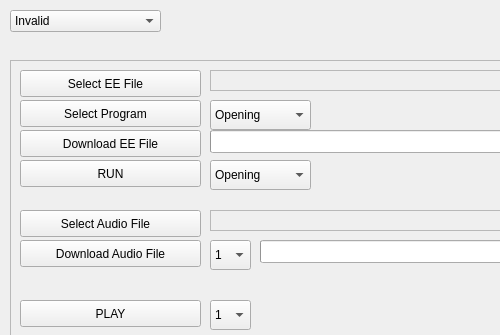
shinymetal6/A_os_Nevol_Presso_2025.01, file Qt/Nevol_DwTool/nevol_dwtool.ui: the form before one commit; both pictures show x 0 to 500 and y 0 to 335 of the 854 by 600 pixel window.
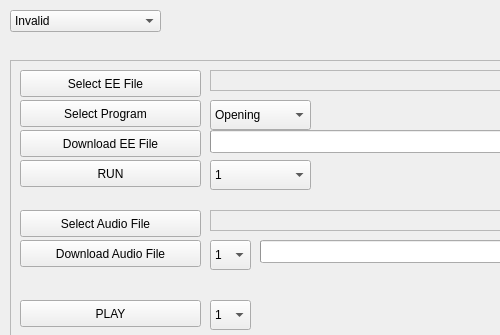
The form after the commit. Icons and pictures are not drawn.

Patch:
```diff
--- a/Qt/Nevol_DwTool/nevol_dwtool.ui
+++ b/Qt/Nevol_DwTool/nevol_dwtool.ui
@@ -145,11 +145,6 @@
        <height>30</height>
       </rect>
      </property>
-     <item>
-      <property name="text">
-       <string>Opening</string>
-      </property>
-     </item>
      <item>
       <property name="text">
        <string>1</string>
```
Left out of the diff: 7 changed lines with no effect on the pictures.
